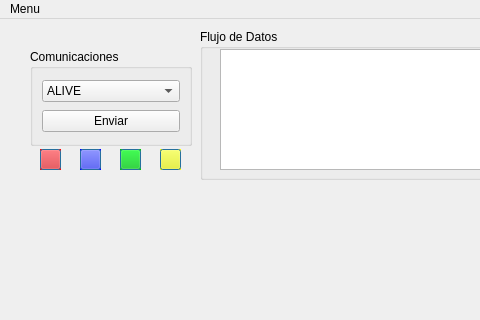
The window that QtProyectComunicatios-master/mainwindow.ui (JuliRll/Topos-Qt) describes before a commit, drawn with Qt 5; both pictures show x 0 to 480 and y 0 to 320 of the 900 by 550 pixel window.
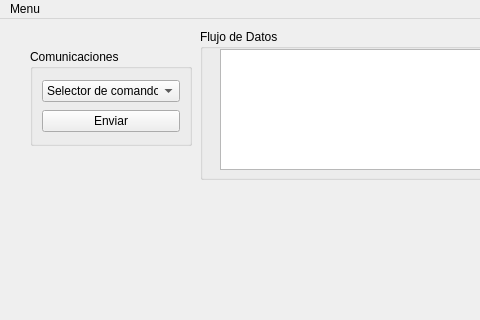
The same window after the commit.

```diff
--- a/QtProyectComunicatios-master/mainwindow.ui
+++ b/QtProyectComunicatios-master/mainwindow.ui
@@ -66,11 +66,16 @@
      <item row="0" column="0">
       <widget class="QComboBox" name="comboBox">
        <property name="currentText">
-        <string>ALIVE</string>
+        <string>Selector de comandos</string>
        </property>
        <property name="currentIndex">
         <number>0</number>
        </property>
+       <item>
+        <property name="text">
+         <string>Selector de comandos</string>
+        </property>
+       </item>
        <item>
         <property name="text">
          <string>ALIVE</string>
@@ -107,1175 +112,6 @@
      </item>
     </layout>
    </widget>
-   <widget class="QPushButton" name="ledPruebaR">
-    <property name="geometry">
-     <rect>
-      <x>40</x>
-      <y>130</y>
-      <width>21</width>
-      <height>21</height>
-     </rect>
-    </property>
-    <property name="palette">
-     <palette>
-      <active>
-       <colorrole role="Button">
-        <brush brushstyle="SolidPattern">
-         <color alpha="255">
-          <red>255</red>
-          <green>0</green>
-          <blue>0</blue>
-         </color>
-        </brush>
-       </colorrole>
-       <colorrole role="Light">
-        <brush brushstyle="SolidPattern">
-         <color alpha="255">
-          <red>255</red>
-          <green>0</green>
-          <blue>4</blue>
-         </color>
-        </brush>
-       </colorrole>
-       <colorrole role="Base">
-        <brush brushstyle="SolidPattern">
-         <color alpha="255">
-          <red>255</red>
-          <green>255</green>
-          <blue>255</blue>
-         </color>
-        </brush>
-       </colorrole>
-       <colorrole role="Window">
-        <brush brushstyle="SolidPattern">
-         <color alpha="255">
-          <red>217</red>
-          <green>0</green>
-          <blue>4</blue>
-         </color>
-        </brush>
-       </colorrole>
-      </active>
-      <inactive>
-       <colorrole role="Button">
-        <brush brushstyle="SolidPattern">
-         <color alpha="255">
-          <red>255</red>
-          <green>0</green>
-          <blue>0</blue>
-         </color>
-        </brush>
-       </colorrole>
-       <colorrole role="Light">
-        <brush brushstyle="SolidPattern">
-         <color alpha="255">
-          <red>255</red>
-          <green>0</green>
-          <blue>4</blue>
-         </color>
-        </brush>
-       </colorrole>
-       <colorrole role="Base">
-        <brush brushstyle="SolidPattern">
-         <color alpha="255">
-          <red>255</red>
-          <green>255</green>
-          <blue>255</blue>
-         </color>
-        </brush>
-       </colorrole>
-       <colorrole role="Window">
-        <brush brushstyle="SolidPattern">
-         <color alpha="255">
-          <red>217</red>
-          <green>0</green>
-          <blue>4</blue>
-         </color>
-        </brush>
-       </colorrole>
-      </inactive>
-      <disabled>
-       <colorrole role="Button">
-        <brush brushstyle="SolidPattern">
-         <color alpha="255">
-          <red>255</red>
-          <green>0</green>
-          <blue>0</blue>
-         </color>
-        </brush>
-       </colorrole>
-       <colorrole role="Light">
-        <brush brushstyle="SolidPattern">
-         <color alpha="255">
-          <red>255</red>
-          <green>0</green>
-          <blue>4</blue>
-         </color>
-        </brush>
-       </colorrole>
-       <colorrole role="Base">
-        <brush brushstyle="SolidPattern">
-         <color alpha="255">
-          <red>217</red>
-          <green>0</green>
-          <blue>4</blue>
-         </color>
-        </brush>
-       </colorrole>
-       <colorrole role="Window">
-        <brush brushstyle="SolidPattern">
-         <color alpha="255">
-          <red>217</red>
-          <green>0</green>
-          <blue>4</blue>
-         </color>
-        </brush>
-       </colorrole>
-      </disabled>
-     </palette>
-    </property>
-    <property name="autoFillBackground">
-     <bool>true</bool>
-    </property>
-    <property name="styleSheet">
-     <string notr="true">in rgb(217, 0, 4)</string>
-    </property>
-    <property name="text">
-     <string/>
-    </property>
-    <property name="checkable">
-     <bool>true</bool>
-    </property>
-    <property name="autoDefault">
-     <bool>false</bool>
-    </property>
-    <property name="default">
-     <bool>true</bool>
-    </property>
-   </widget>
-   <widget class="QPushButton" name="ledPruebaA">
-    <property name="geometry">
-     <rect>
-      <x>80</x>
-      <y>130</y>
-      <width>21</width>
-      <height>21</height>
-     </rect>
-    </property>
-    <property name="palette">
-     <palette>
-      <active>
-       <colorrole role="WindowText">
-        <brush brushstyle="SolidPattern">
-         <color alpha="255">
-          <red>0</red>
-          <green>0</green>
-          <blue>0</blue>
-         </color>
-        </brush>
-       </colorrole>
-       <colorrole role="Button">
-        <brush brushstyle="SolidPattern">
-         <color alpha="255">
-          <red>0</red>
-          <green>0</green>
-          <blue>255</blue>
-         </color>
-        </brush>
-       </colorrole>
-       <colorrole role="Light">
-        <brush brushstyle="SolidPattern">
-         <color alpha="255">
-          <red>127</red>
-          <green>127</green>
-          <blue>255</blue>
-         </color>
-        </brush>
-       </colorrole>
-       <colorrole role="Midlight">
-        <brush brushstyle="SolidPattern">
-         <color alpha="255">
-          <red>63</red>
-          <green>63</green>
-          <blue>255</blue>
-         </color>
-        </brush>
-       </colorrole>
-       <colorrole role="Dark">
-        <brush brushstyle="SolidPattern">
-         <color alpha="255">
-          <red>0</red>
-          <green>0</green>
-          <blue>127</blue>
-         </color>
-        </brush>
-       </colorrole>
-       <colorrole role="Mid">
-        <brush brushstyle="SolidPattern">
-         <color alpha="255">
-          <red>0</red>
-          <green>0</green>
-          <blue>170</blue>
-         </color>
-        </brush>
-       </colorrole>
-       <colorrole role="Text">
-        <brush brushstyle="SolidPattern">
-         <color alpha="255">
-          <red>0</red>
-          <green>0</green>
-          <blue>0</blue>
-         </color>
-        </brush>
-       </colorrole>
-       <colorrole role="BrightText">
-        <brush brushstyle="SolidPattern">
-         <color alpha="255">
-          <red>255</red>
-          <green>255</green>
-          <blue>255</blue>
-         </color>
-        </brush>
-       </colorrole>
-       <colorrole role="ButtonText">
-        <brush brushstyle="SolidPattern">
-         <color alpha="255">
-          <red>0</red>
-          <green>0</green>
-          <blue>0</blue>
-         </color>
-        </brush>
-       </colorrole>
-       <colorrole role="Base">
-        <brush brushstyle="SolidPattern">
-         <color alpha="255">
-          <red>255</red>
-          <green>255</green>
-          <blue>255</blue>
-         </color>
-        </brush>
-       </colorrole>
-       <colorrole role="Window">
-        <brush brushstyle="SolidPattern">
-         <color alpha="255">
-          <red>0</red>
-          <green>0</green>
-          <blue>255</blue>
-         </color>
-        </brush>
-       </colorrole>
-       <colorrole role="Shadow">
-        <brush brushstyle="SolidPattern">
-         <color alpha="255">
-          <red>0</red>
-          <green>0</green>
-          <blue>0</blue>
-         </color>
-        </brush>
-       </colorrole>
-       <colorrole role="AlternateBase">
-        <brush brushstyle="SolidPattern">
-         <color alpha="255">
-          <red>127</red>
-          <green>127</green>
-          <blue>255</blue>
-         </color>
-        </brush>
-       </colorrole>
-       <colorrole role="ToolTipBase">
-        <brush brushstyle="SolidPattern">
-         <color alpha="255">
-          <red>255</red>
-          <green>255</green>
-          <blue>220</blue>
-         </color>
-        </brush>
-       </colorrole>
-       <colorrole role="ToolTipText">
-        <brush brushstyle="SolidPattern">
-         <color alpha="255">
-          <red>0</red>
-          <green>0</green>
-          <blue>0</blue>
-         </color>
-        </brush>
-       </colorrole>
-       <colorrole role="PlaceholderText">
-        <brush brushstyle="SolidPattern">
-         <color alpha="128">
-          <red>0</red>
-          <green>0</green>
-          <blue>0</blue>
-         </color>
-        </brush>
-       </colorrole>
-      </active>
-      <inactive>
-       <colorrole role="WindowText">
-        <brush brushstyle="SolidPattern">
-         <color alpha="255">
-          <red>0</red>
-          <green>0</green>
-          <blue>0</blue>
-         </color>
-        </brush>
-       </colorrole>
-       <colorrole role="Button">
-        <brush brushstyle="SolidPattern">
-         <color alpha="255">
-          <red>0</red>
-          <green>0</green>
-          <blue>255</blue>
-         </color>
-        </brush>
-       </colorrole>
-       <colorrole role="Light">
-        <brush brushstyle="SolidPattern">
-         <color alpha="255">
-          <red>127</red>
-          <green>127</green>
-          <blue>255</blue>
-         </color>
-        </brush>
-       </colorrole>
-       <colorrole role="Midlight">
-        <brush brushstyle="SolidPattern">
-         <color alpha="255">
-          <red>63</red>
-          <green>63</green>
-          <blue>255</blue>
-         </color>
-        </brush>
-       </colorrole>
-       <colorrole role="Dark">
-        <brush brushstyle="SolidPattern">
-         <color alpha="255">
-          <red>0</red>
-          <green>0</green>
-          <blue>127</blue>
-         </color>
-        </brush>
-       </colorrole>
-       <colorrole role="Mid">
-        <brush brushstyle="SolidPattern">
-         <color alpha="255">
-          <red>0</red>
-          <green>0</green>
-          <blue>170</blue>
-         </color>
-        </brush>
-       </colorrole>
-       <colorrole role="Text">
-        <brush brushstyle="SolidPattern">
-         <color alpha="255">
-          <red>0</red>
-          <green>0</green>
-          <blue>0</blue>
-         </color>
-        </brush>
-       </colorrole>
-       <colorrole role="BrightText">
-        <brush brushstyle="SolidPattern">
-         <color alpha="255">
-          <red>255</red>
-          <green>255</green>
-          <blue>255</blue>
-         </color>
-        </brush>
-       </colorrole>
-       <colorrole role="ButtonText">
-        <brush brushstyle="SolidPattern">
-         <color alpha="255">
-          <red>0</red>
-          <green>0</green>
-          <blue>0</blue>
-         </color>
-        </brush>
-       </colorrole>
-       <colorrole role="Base">
-        <brush brushstyle="SolidPattern">
-         <color alpha="255">
-          <red>255</red>
-          <green>255</green>
-          <blue>255</blue>
-         </color>
-        </brush>
-       </colorrole>
-       <colorrole role="Window">
-        <brush brushstyle="SolidPattern">
-         <color alpha="255">
-          <red>0</red>
-          <green>0</green>
-          <blue>255</blue>
-         </color>
-        </brush>
-       </colorrole>
-       <colorrole role="Shadow">
-        <brush brushstyle="SolidPattern">
-         <color alpha="255">
-          <red>0</red>
-          <green>0</green>
-          <blue>0</blue>
-         </color>
-        </brush>
-       </colorrole>
-       <colorrole role="AlternateBase">
-        <brush brushstyle="SolidPattern">
-         <color alpha="255">
-          <red>127</red>
-          <green>127</green>
-          <blue>255</blue>
-         </color>
-        </brush>
-       </colorrole>
-       <colorrole role="ToolTipBase">
-        <brush brushstyle="SolidPattern">
-         <color alpha="255">
-          <red>255</red>
-          <green>255</green>
-          <blue>220</blue>
-         </color>
-        </brush>
-       </colorrole>
-       <colorrole role="ToolTipText">
-        <brush brushstyle="SolidPattern">
-         <color alpha="255">
-          <red>0</red>
-          <green>0</green>
-          <blue>0</blue>
-         </color>
-        </brush>
-       </colorrole>
-       <colorrole role="PlaceholderText">
-        <brush brushstyle="SolidPattern">
-         <color alpha="128">
-          <red>0</red>
-          <green>0</green>
-          <blue>0</blue>
-         </color>
-        </brush>
-       </colorrole>
-      </inactive>
-      <disabled>
-       <colorrole role="WindowText">
-        <brush brushstyle="SolidPattern">
-         <color alpha="255">
-          <red>0</red>
-          <green>0</green>
-          <blue>127</blue>
-         </color>
-        </brush>
-       </colorrole>
-       <colorrole role="Button">
-        <brush brushstyle="SolidPattern">
-         <color alpha="255">
-          <red>0</red>
-          <green>0</green>
-          <blue>255</blue>
-         </color>
-        </brush>
-       </colorrole>
-       <colorrole role="Light">
-        <brush brushstyle="SolidPattern">
-         <color alpha="255">
-          <red>127</red>
-          <green>127</green>
-          <blue>255</blue>
-         </color>
-        </brush>
-       </colorrole>
-       <colorrole role="Midlight">
-        <brush brushstyle="SolidPattern">
-         <color alpha="255">
-          <red>63</red>
-          <green>63</green>
-          <blue>255</blue>
-         </color>
-        </brush>
-       </colorrole>
-       <colorrole role="Dark">
-        <brush brushstyle="SolidPattern">
-         <color alpha="255">
-          <red>0</red>
-          <green>0</green>
-          <blue>127</blue>
-         </color>
-        </brush>
-       </colorrole>
-       <colorrole role="Mid">
-        <brush brushstyle="SolidPattern">
-         <color alpha="255">
-          <red>0</red>
-          <green>0</green>
-          <blue>170</blue>
-         </color>
-        </brush>
-       </colorrole>
-       <colorrole role="Text">
-        <brush brushstyle="SolidPattern">
-         <color alpha="255">
-          <red>0</red>
-          <green>0</green>
-          <blue>127</blue>
-         </color>
-        </brush>
-       </colorrole>
-       <colorrole role="BrightText">
-        <brush brushstyle="SolidPattern">
-         <color alpha="255">
-          <red>255</red>
-          <green>255</green>
-          <blue>255</blue>
-         </color>
-        </brush>
-       </colorrole>
-       <colorrole role="ButtonText">
-        <brush brushstyle="SolidPattern">
-         <color alpha="255">
-          <red>0</red>
-          <green>0</green>
-          <blue>127</blue>
-         </color>
-        </brush>
-       </colorrole>
-       <colorrole role="Base">
-        <brush brushstyle="SolidPattern">
-         <color alpha="255">
-          <red>0</red>
-          <green>0</green>
-          <blue>255</blue>
-         </color>
-        </brush>
-       </colorrole>
-       <colorrole role="Window">
-        <brush brushstyle="SolidPattern">
-         <color alpha="255">
-          <red>0</red>
-          <green>0</green>
-          <blue>255</blue>
-         </color>
-        </brush>
-       </colorrole>
-       <colorrole role="Shadow">
-        <brush brushstyle="SolidPattern">
-         <color alpha="255">
-          <red>0</red>
-          <green>0</green>
-          <blue>0</blue>
-         </color>
-        </brush>
-       </colorrole>
-       <colorrole role="AlternateBase">
-        <brush brushstyle="SolidPattern">
-         <color alpha="255">
-          <red>0</red>
-          <green>0</green>
-          <blue>255</blue>
-         </color>
-        </brush>
-       </colorrole>
-       <colorrole role="ToolTipBase">
-        <brush brushstyle="SolidPattern">
-         <color alpha="255">
-          <red>255</red>
-          <green>255</green>
-          <blue>220</blue>
-         </color>
-        </brush>
-       </colorrole>
-       <colorrole role="ToolTipText">
-        <brush brushstyle="SolidPattern">
-         <color alpha="255">
-          <red>0</red>
-          <green>0</green>
-          <blue>0</blue>
-         </color>
-        </brush>
-       </colorrole>
-       <colorrole role="PlaceholderText">
-        <brush brushstyle="SolidPattern">
-         <color alpha="128">
-          <red>0</red>
-          <green>0</green>
-          <blue>0</blue>
-         </color>
-        </brush>
-       </colorrole>
-      </disabled>
-     </palette>
-    </property>
-    <property name="autoFillBackground">
-     <bool>true</bool>
-    </property>
-    <property name="text">
-     <string/>
-    </property>
-    <property name="checkable">
-     <bool>true</bool>
-    </property>
-    <property name="autoDefault">
-     <bool>false</bool>
-    </property>
-    <property name="default">
-     <bool>true</bool>
-    </property>
-   </widget>
-   <widget class="QPushButton" name="ledPruebaAm">
-    <property name="geometry">
-     <rect>
-      <x>120</x>
-      <y>130</y>
-      <width>21</width>
-      <height>21</height>
-     </rect>
-    </property>
-    <property name="palette">
-     <palette>
-      <active>
-       <colorrole role="Button">
-        <brush brushstyle="SolidPattern">
-         <color alpha="255">
-          <red>0</red>
-          <green>198</green>
-          <blue>0</blue>
-         </color>
-        </brush>
-       </colorrole>
-       <colorrole role="Light">
-        <brush brushstyle="SolidPattern">
-         <color alpha="255">
-          <red>255</red>
-          <green>0</green>
-          <blue>4</blue>
-         </color>
-        </brush>
-       </colorrole>
-      </active>
-      <inactive>
-       <colorrole role="Button">
-        <brush brushstyle="SolidPattern">
-         <color alpha="255">
-          <red>0</red>
-          <green>198</green>
-          <blue>0</blue>
-         </color>
-        </brush>
-       </colorrole>
-       <colorrole role="Light">
-        <brush brushstyle="SolidPattern">
-         <color alpha="255">
-          <red>255</red>
-          <green>0</green>
-          <blue>4</blue>
-         </color>
-        </brush>
-       </colorrole>
-      </inactive>
-      <disabled>
-       <colorrole role="Button">
-        <brush brushstyle="SolidPattern">
-         <color alpha="255">
-          <red>0</red>
-          <green>198</green>
-          <blue>0</blue>
-         </color>
-        </brush>
-       </colorrole>
-       <colorrole role="Light">
-        <brush brushstyle="SolidPattern">
-         <color alpha="255">
-          <red>255</red>
-          <green>0</green>
-          <blue>4</blue>
-         </color>
-        </brush>
-       </colorrole>
-      </disabled>
-     </palette>
-    </property>
-    <property name="autoFillBackground">
-     <bool>true</bool>
-    </property>
-    <property name="text">
-     <string/>
-    </property>
-    <property name="checkable">
-     <bool>true</bool>
-    </property>
-    <property name="autoDefault">
-     <bool>false</bool>
-    </property>
-    <property name="default">
-     <bool>true</bool>
-    </property>
-   </widget>
-   <widget class="QPushButton" name="ledPruebaV">
-    <property name="geometry">
-     <rect>
-      <x>160</x>
-      <y>130</y>
-      <width>21</width>
-      <height>21</height>
-     </rect>
-    </property>
-    <property name="palette">
-     <palette>
-      <active>
-       <colorrole role="WindowText">
-        <brush brushstyle="SolidPattern">
-         <color alpha="255">
-          <red>0</red>
-          <green>0</green>
-          <blue>0</blue>
-         </color>
-        </brush>
-       </colorrole>
-       <colorrole role="Button">
-        <brush brushstyle="SolidPattern">
-         <color alpha="255">
-          <red>255</red>
-          <green>255</green>
-          <blue>0</blue>
-         </color>
-        </brush>
-       </colorrole>
-       <colorrole role="Light">
-        <brush brushstyle="SolidPattern">
-         <color alpha="255">
-          <red>255</red>
-          <green>255</green>
-          <blue>127</blue>
-         </color>
-        </brush>
-       </colorrole>
-       <colorrole role="Midlight">
-        <brush brushstyle="SolidPattern">
-         <color alpha="255">
-          <red>255</red>
-          <green>255</green>
-          <blue>63</blue>
-         </color>
-        </brush>
-       </colorrole>
-       <colorrole role="Dark">
-        <brush brushstyle="SolidPattern">
-         <color alpha="255">
-          <red>127</red>
-          <green>127</green>
-          <blue>0</blue>
-         </color>
-        </brush>
-       </colorrole>
-       <colorrole role="Mid">
-        <brush brushstyle="SolidPattern">
-         <color alpha="255">
-          <red>170</red>
-          <green>170</green>
-          <blue>0</blue>
-         </color>
-        </brush>
-       </colorrole>
-       <colorrole role="Text">
-        <brush brushstyle="SolidPattern">
-         <color alpha="255">
-          <red>0</red>
-          <green>0</green>
-          <blue>0</blue>
-         </color>
-        </brush>
-       </colorrole>
-       <colorrole role="BrightText">
-        <brush brushstyle="SolidPattern">
-         <color alpha="255">
-          <red>255</red>
-          <green>255</green>
-          <blue>255</blue>
-         </color>
-        </brush>
-       </colorrole>
-       <colorrole role="ButtonText">
-        <brush brushstyle="SolidPattern">
-         <color alpha="255">
-          <red>0</red>
-          <green>0</green>
-          <blue>0</blue>
-         </color>
-        </brush>
-       </colorrole>
-       <colorrole role="Base">
-        <brush brushstyle="SolidPattern">
-         <color alpha="255">
-          <red>255</red>
-          <green>255</green>
-          <blue>255</blue>
-         </color>
-        </brush>
-       </colorrole>
-       <colorrole role="Window">
-        <brush brushstyle="SolidPattern">
-         <color alpha="255">
-          <red>255</red>
-          <green>255</green>
-          <blue>0</blue>
-         </color>
-        </brush>
-       </colorrole>
-       <colorrole role="Shadow">
-        <brush brushstyle="SolidPattern">
-         <color alpha="255">
-          <red>0</red>
-          <green>0</green>
-          <blue>0</blue>
-         </color>
-        </brush>
-       </colorrole>
-       <colorrole role="AlternateBase">
-        <brush brushstyle="SolidPattern">
-         <color alpha="255">
-          <red>255</red>
-          <green>255</green>
-          <blue>127</blue>
-         </color>
-        </brush>
-       </colorrole>
-       <colorrole role="ToolTipBase">
-        <brush brushstyle="SolidPattern">
-         <color alpha="255">
-          <red>255</red>
-          <green>255</green>
-          <blue>220</blue>
-         </color>
-        </brush>
-       </colorrole>
-       <colorrole role="ToolTipText">
-        <brush brushstyle="SolidPattern">
-         <color alpha="255">
-          <red>0</red>
-          <green>0</green>
-          <blue>0</blue>
-         </color>
-        </brush>
-       </colorrole>
-       <colorrole role="PlaceholderText">
-        <brush brushstyle="SolidPattern">
-         <color alpha="128">
-          <red>0</red>
-          <green>0</green>
-          <blue>0</blue>
-         </color>
-        </brush>
-       </colorrole>
-      </active>
-      <inactive>
-       <colorrole role="WindowText">
-        <brush brushstyle="SolidPattern">
-         <color alpha="255">
-          <red>0</red>
-          <green>0</green>
-          <blue>0</blue>
-         </color>
-        </brush>
-       </colorrole>
-       <colorrole role="Button">
-        <brush brushstyle="SolidPattern">
-         <color alpha="255">
-          <red>255</red>
-          <green>255</green>
-          <blue>0</blue>
-         </color>
-        </brush>
-       </colorrole>
-       <colorrole role="Light">
-        <brush brushstyle="SolidPattern">
-         <color alpha="255">
-          <red>255</red>
-          <green>255</green>
-          <blue>127</blue>
-         </color>
-        </brush>
-       </colorrole>
-       <colorrole role="Midlight">
-        <brush brushstyle="SolidPattern">
-         <color alpha="255">
-          <red>255</red>
-          <green>255</green>
-          <blue>63</blue>
-         </color>
-        </brush>
-       </colorrole>
-       <colorrole role="Dark">
-        <brush brushstyle="SolidPattern">
-         <color alpha="255">
-          <red>127</red>
-          <green>127</green>
-          <blue>0</blue>
-         </color>
-        </brush>
-       </colorrole>
-       <colorrole role="Mid">
-        <brush brushstyle="SolidPattern">
-         <color alpha="255">
-          <red>170</red>
-          <green>170</green>
-          <blue>0</blue>
-         </color>
-        </brush>
-       </colorrole>
-       <colorrole role="Text">
-        <brush brushstyle="SolidPattern">
-         <color alpha="255">
-          <red>0</red>
-          <green>0</green>
-          <blue>0</blue>
-         </color>
-        </brush>
-       </colorrole>
-       <colorrole role="BrightText">
-        <brush brushstyle="SolidPattern">
-         <color alpha="255">
-          <red>255</red>
-          <green>255</green>
-          <blue>255</blue>
-         </color>
-        </brush>
-       </colorrole>
-       <colorrole role="ButtonText">
-        <brush brushstyle="SolidPattern">
-         <color alpha="255">
-          <red>0</red>
-          <green>0</green>
-          <blue>0</blue>
-         </color>
-        </brush>
-       </colorrole>
-       <colorrole role="Base">
-        <brush brushstyle="SolidPattern">
-         <color alpha="255">
-          <red>255</red>
-          <green>255</green>
-          <blue>255</blue>
-         </color>
-        </brush>
-       </colorrole>
-       <colorrole role="Window">
-        <brush brushstyle="SolidPattern">
-         <color alpha="255">
-          <red>255</red>
-          <green>255</green>
-          <blue>0</blue>
-         </color>
-        </brush>
-       </colorrole>
-       <colorrole role="Shadow">
-        <brush brushstyle="SolidPattern">
-         <color alpha="255">
-          <red>0</red>
-          <green>0</green>
-          <blue>0</blue>
-         </color>
-        </brush>
-       </colorrole>
-       <colorrole role="AlternateBase">
-        <brush brushstyle="SolidPattern">
-         <color alpha="255">
-          <red>255</red>
-          <green>255</green>
-          <blue>127</blue>
-         </color>
-        </brush>
-       </colorrole>
-       <colorrole role="ToolTipBase">
-        <brush brushstyle="SolidPattern">
-         <color alpha="255">
-          <red>255</red>
-          <green>255</green>
-          <blue>220</blue>
-         </color>
-        </brush>
-       </colorrole>
-       <colorrole role="ToolTipText">
-        <brush brushstyle="SolidPattern">
-         <color alpha="255">
-          <red>0</red>
-          <green>0</green>
-          <blue>0</blue>
-         </color>
-        </brush>
-       </colorrole>
-       <colorrole role="PlaceholderText">
-        <brush brushstyle="SolidPattern">
-         <color alpha="128">
-          <red>0</red>
-          <green>0</green>
-          <blue>0</blue>
-         </color>
-        </brush>
-       </colorrole>
-      </inactive>
-      <disabled>
-       <colorrole role="WindowText">
-        <brush brushstyle="SolidPattern">
-         <color alpha="255">
-          <red>127</red>
-          <green>127</green>
-          <blue>0</blue>
-         </color>
-        </brush>
-       </colorrole>
-       <colorrole role="Button">
-        <brush brushstyle="SolidPattern">
-         <color alpha="255">
-          <red>255</red>
-          <green>255</green>
-          <blue>0</blue>
-         </color>
-        </brush>
-       </colorrole>
-       <colorrole role="Light">
-        <brush brushstyle="SolidPattern">
-         <color alpha="255">
-          <red>255</red>
-          <green>255</green>
-          <blue>127</blue>
-         </color>
-        </brush>
-       </colorrole>
-       <colorrole role="Midlight">
-        <brush brushstyle="SolidPattern">
-         <color alpha="255">
-          <red>255</red>
-          <green>255</green>
-          <blue>63</blue>
-         </color>
-        </brush>
-       </colorrole>
-       <colorrole role="Dark">
-        <brush brushstyle="SolidPattern">
-         <color alpha="255">
-          <red>127</red>
-          <green>127</green>
-          <blue>0</blue>
-         </color>
-        </brush>
-       </colorrole>
-       <colorrole role="Mid">
-        <brush brushstyle="SolidPattern">
-         <color alpha="255">
-          <red>170</red>
-          <green>170</green>
-          <blue>0</blue>
-         </color>
-        </brush>
-       </colorrole>
-       <colorrole role="Text">
-        <brush brushstyle="SolidPattern">
-         <color alpha="255">
-          <red>127</red>
-          <green>127</green>
-          <blue>0</blue>
-         </color>
-        </brush>
-       </colorrole>
-       <colorrole role="BrightText">
-        <brush brushstyle="SolidPattern">
-         <color alpha="255">
-          <red>255</red>
-          <green>255</green>
-          <blue>255</blue>
-         </color>
-        </brush>
-       </colorrole>
-       <colorrole role="ButtonText">
-        <brush brushstyle="SolidPattern">
-         <color alpha="255">
-          <red>127</red>
-          <green>127</green>
-          <blue>0</blue>
-         </color>
-        </brush>
-       </colorrole>
-       <colorrole role="Base">
-        <brush brushstyle="SolidPattern">
-         <color alpha="255">
-          <red>255</red>
-          <green>255</green>
-          <blue>0</blue>
-         </color>
-        </brush>
-       </colorrole>
-       <colorrole role="Window">
-        <brush brushstyle="SolidPattern">
-         <color alpha="255">
-          <red>255</red>
-          <green>255</green>
-          <blue>0</blue>
-         </color>
-        </brush>
-       </colorrole>
-       <colorrole role="Shadow">
-        <brush brushstyle="SolidPattern">
-         <color alpha="255">
-          <red>0</red>
-          <green>0</green>
-          <blue>0</blue>
-         </color>
-        </brush>
-       </colorrole>
-       <colorrole role="AlternateBase">
-        <brush brushstyle="SolidPattern">
-         <color alpha="255">
-          <red>255</red>
-          <green>255</green>
-          <blue>0</blue>
-         </color>
-        </brush>
-       </colorrole>
-       <colorrole role="ToolTipBase">
-        <brush brushstyle="SolidPattern">
-         <color alpha="255">
-          <red>255</red>
-          <green>255</green>
-          <blue>220</blue>
-         </color>
-        </brush>
-       </colorrole>
-       <colorrole role="ToolTipText">
-        <brush brushstyle="SolidPattern">
-         <color alpha="255">
-          <red>0</red>
-          <green>0</green>
-          <blue>0</blue>
-         </color>
-        </brush>
-       </colorrole>
-       <colorrole role="PlaceholderText">
-        <brush brushstyle="SolidPattern">
-         <color alpha="128">
-          <red>0</red>
-          <green>0</green>
-          <blue>0</blue>
-         </color>
-        </brush>
-       </colorrole>
-      </disabled>
-     </palette>
-    </property>
-    <property name="autoFillBackground">
-     <bool>true</bool>
-    </property>
-    <property name="text">
-     <string/>
-    </property>
-    <property name="checkable">
-     <bool>true</bool>
-    </property>
-    <property name="autoDefault">
-     <bool>false</bool>
-    </property>
-    <property name="default">
-     <bool>true</bool>
-    </property>
-   </widget>
   </widget>
   <widget class="QMenuBar" name="menubar">
    <property name="geometry">
```
Left out of the diff: 4 changed lines with no effect on the pictures.
